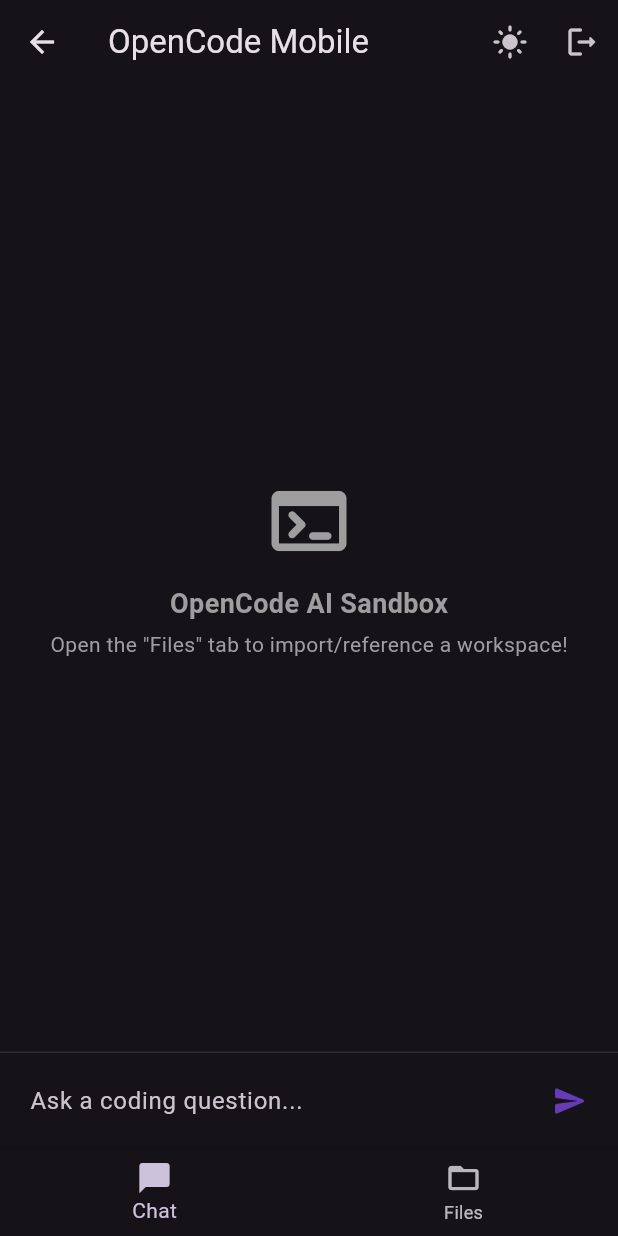
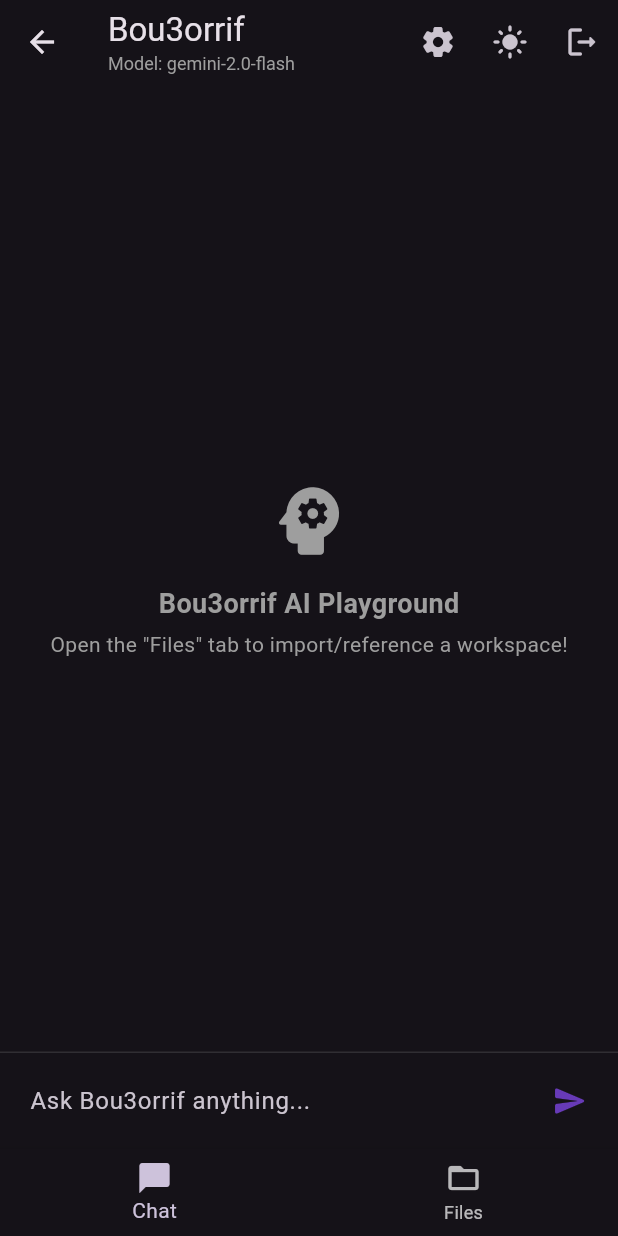
Before and after one commit to AnasGara/opencode-localMob, a Flutter app: the HomeScreen screen opened by its route, on a phone screen of 412 x 824 dp. Run offline on Flutter 3.47's test engine with Material 3 defaults, Android fonts, the phone set to English and light mode, and no system bars; our stand-ins replace file_picker, flutter_markdown, google_generative_ai, shared_preferences; accounts and stored records are empty.

Commit message:
feat: rename app to Bou3orrif and support dynamic model selection
- Rename application and AI assistant to Bou3orrif.
- Update system instructions to make the assistant polyvalent (general-purpose) rather than coding-only.
- Add model selection dialog and persist chosen models in SettingsProvider.
- Display currently active model as a subtitle in the home screen's AppBar.
- Support streaming from OpenCode Zen's API for selected free models (like big-pickle, minimax-m2.5-free, etc.).
- Update unit and widget tests to align with renamed titles and cover model selection.

Co-authored-by: AnasGara <65946300+AnasGara@users.noreply.github.com>

````diff
--- a/lib/app.dart
+++ b/lib/app.dart
@@ -12,7 +12,7 @@ class OpenCodeApp extends StatelessWidget {
     return Consumer<SettingsProvider>(
       builder: (context, settings, _) {
         return MaterialApp(
-          title: 'OpenCode Mobile',
+          title: 'Bou3orrif',
           debugShowCheckedModeBanner: false,
           theme: ThemeData(
             colorScheme: ColorScheme.fromSeed(
--- a/lib/providers/chat_provider.dart
+++ b/lib/providers/chat_provider.dart
@@ -13,8 +13,8 @@ class ChatProvider with ChangeNotifier {
   bool get isLoading => _isLoading;
   String get streamingText => _streamingText;
 
-  void initialize(String apiKey) {
-    _geminiService.initialize(apiKey);
+  void initialize(String apiKey, {String? modelName}) {
+    _geminiService.initialize(apiKey, modelName: modelName);
   }
 
   Future<void> sendMessage({
--- a/lib/providers/settings_provider.dart
+++ b/lib/providers/settings_provider.dart
@@ -5,14 +5,21 @@ import '../services/gemini_service.dart';
 class SettingsProvider with ChangeNotifier {
   String? _apiKey;
   bool _isDarkMode = true;
+  String? _selectedModel;
 
   String? get apiKey => _apiKey;
   bool get isDarkMode => _isDarkMode;
+
+  String get selectedModel {
+    if (_selectedModel != null) return _selectedModel!;
+    return apiKey == 'free' ? 'big-pickle' : 'gemini-2.0-flash';
+  }
 
   Future<void> loadSettings() async {
     final prefs = await SharedPreferences.getInstance();
     _apiKey = prefs.getString('gemini_api_key');
     _isDarkMode = prefs.getBool('is_dark_mode') ?? true;
+    _selectedModel = prefs.getString('selected_model');
     notifyListeners();
   }
 
@@ -20,8 +27,10 @@ class SettingsProvider with ChangeNotifier {
     final isValid = await GeminiService.validateKey(key);
     if (isValid) {
       _apiKey = key;
+      _selectedModel = 'gemini-2.0-flash';
       final prefs = await SharedPreferences.getInstance();
       await prefs.setString('gemini_api_key', key);
+      await prefs.setString('selected_model', 'gemini-2.0-flash');
       notifyListeners();
       return true;
     }
@@ -30,15 +39,26 @@ class SettingsProvider with ChangeNotifier {
 
   Future<void> setFreeMode() async {
     _apiKey = 'free';
+    _selectedModel = 'big-pickle';
     final prefs = await SharedPreferences.getInstance();
     await prefs.setString('gemini_api_key', 'free');
+    await prefs.setString('selected_model', 'big-pickle');
+    notifyListeners();
+  }
+
+  Future<void> setSelectedModel(String model) async {
+    _selectedModel = model;
+    final prefs = await SharedPreferences.getInstance();
+    await prefs.setString('selected_model', model);
     notifyListeners();
   }
 
   Future<void> clearApiKey() async {
     _apiKey = null;
+    _selectedModel = null;
     final prefs = await SharedPreferences.getInstance();
     await prefs.remove('gemini_api_key');
+    await prefs.remove('selected_model');
     notifyListeners();
   }
 
--- a/lib/screens/chat_screen.dart
+++ b/lib/screens/chat_screen.dart
@@ -56,10 +56,10 @@ class _ChatScreenState extends State<ChatScreen> {
                   child: Column(
                     mainAxisAlignment: MainAxisAlignment.center,
                     children: [
-                      Icon(Icons.terminal_rounded, size: 60, color: Colors.grey),
+                      Icon(Icons.psychology_rounded, size: 60, color: Colors.grey),
                       SizedBox(height: 12),
                       Text(
-                        'OpenCode AI Sandbox',
+                        'Bou3orrif AI Playground',
                         style: TextStyle(fontSize: 18, fontWeight: FontWeight.bold, color: Colors.grey),
                       ),
                       SizedBox(height: 4),
@@ -140,7 +140,7 @@ class _ChatScreenState extends State<ChatScreen> {
             children: [
               Icon(isUser ? Icons.person_rounded : Icons.android_rounded, size: 14, color: Colors.grey),
               const SizedBox(width: 4),
-              Text(isUser ? 'You' : 'OpenCode', style: const TextStyle(fontSize: 11, color: Colors.grey)),
+              Text(isUser ? 'You' : 'Bou3orrif', style: const TextStyle(fontSize: 11, color: Colors.grey)),
             ],
           ),
           const SizedBox(height: 4),
@@ -188,7 +188,7 @@ class _ChatScreenState extends State<ChatScreen> {
             child: TextField(
               controller: _inputController,
               decoration: const InputDecoration(
-                hintText: 'Ask a coding question...',
+                hintText: 'Ask Bou3orrif anything...',
                 border: InputBorder.none,
                 contentPadding: EdgeInsets.symmetric(horizontal: 12),
               ),
--- a/lib/screens/home_screen.dart
+++ b/lib/screens/home_screen.dart
@@ -25,8 +25,83 @@ class _HomeScreenState extends State<HomeScreen> {
     super.initState();
     final settings = Provider.of<SettingsProvider>(context, listen: false);
     if (settings.apiKey != null) {
-      Provider.of<ChatProvider>(context, listen: false).initialize(settings.apiKey!);
+      Provider.of<ChatProvider>(context, listen: false).initialize(
+        settings.apiKey!,
+        modelName: settings.selectedModel,
+      );
     }
+  }
+
+  void _showSettingsDialog(BuildContext context, SettingsProvider settings) {
+    showDialog(
+      context: context,
+      builder: (ctx) {
+        final isFree = settings.apiKey == 'free';
+        final currentModel = settings.selectedModel;
+
+        final List<String> availableModels = isFree
+            ? ['big-pickle', 'minimax-m2.5-free', 'mimo-v2-pro-free', 'nemotron-3-super-free']
+            : ['gemini-2.0-flash', 'gemini-1.5-flash', 'gemini-1.5-pro'];
+
+        return AlertDialog(
+          title: const Row(
+            children: [
+              Icon(Icons.settings_rounded, color: Colors.deepPurple),
+              SizedBox(width: 8),
+              Text('Settings'),
+            ],
+          ),
+          content: Column(
+            mainAxisSize: MainAxisSize.min,
+            crossAxisAlignment: CrossAxisAlignment.start,
+            children: [
+              const Text(
+                'Select Active Model',
+                style: TextStyle(fontWeight: FontWeight.bold),
+              ),
+              const SizedBox(height: 8),
+              DropdownButtonFormField<String>(
+                value: availableModels.contains(currentModel) ? currentModel : availableModels.first,
+                items: availableModels.map((model) {
+                  return DropdownMenuItem<String>(
+                    value: model,
+                    child: Text(model),
+                  );
+                }).toList(),
+                onChanged: (newModel) async {
+                  if (newModel != null) {
+                    await settings.setSelectedModel(newModel);
+                    if (context.mounted) {
+                      Provider.of<ChatProvider>(context, listen: false).initialize(
+                        settings.apiKey!,
+                        modelName: newModel,
+                      );
+                    }
+                  }
+                },
+                decoration: const InputDecoration(
+                  border: OutlineInputBorder(),
+                  contentPadding: EdgeInsets.symmetric(horizontal: 12, vertical: 8),
+                ),
+              ),
+              const SizedBox(height: 16),
+              Text(
+                isFree
+                  ? 'Currently relying on Free Zen Models.'
+                  : 'Currently relying on standard Google AI Key.',
+                style: const TextStyle(fontSize: 12, color: Colors.grey),
+              ),
+            ],
+          ),
+          actions: [
+            TextButton(
+              onPressed: () => Navigator.pop(ctx),
+              child: const Text('Close'),
+            ),
+          ],
+        );
+      },
+    );
   }
 
   @override
@@ -35,8 +110,22 @@ class _HomeScreenState extends State<HomeScreen> {
 
     return Scaffold(
       appBar: AppBar(
-        title: const Text('OpenCode Mobile'),
+        title: Column(
+          crossAxisAlignment: CrossAxisAlignment.start,
+          children: [
+            const Text('Bou3orrif'),
+            Text(
+              'Model: ${settings.selectedModel}',
+              style: const TextStyle(fontSize: 12, fontWeight: FontWeight.normal, color: Colors.grey),
+            ),
+          ],
+        ),
         actions: [
+          IconButton(
+            icon: const Icon(Icons.settings_rounded),
+            tooltip: 'Settings & Model Selection',
+            onPressed: () => _showSettingsDialog(context, settings),
+          ),
           IconButton(
             icon: Icon(settings.isDarkMode ? Icons.light_mode : Icons.dark_mode),
             onPressed: settings.toggleTheme,
--- a/lib/screens/setup_screen.dart
+++ b/lib/screens/setup_screen.dart
@@ -75,7 +75,7 @@ class _SetupScreenState extends State<SetupScreen> {
               const Icon(Icons.code_rounded, size: 80, color: Colors.deepPurple),
               const SizedBox(height: 16),
               const Text(
-                'OpenCode Mobile',
+                'Bou3orrif',
                 style: TextStyle(fontSize: 28, fontWeight: FontWeight.bold),
               ),
               const SizedBox(height: 8),
--- a/lib/services/gemini_service.dart
+++ b/lib/services/gemini_service.dart
@@ -5,10 +5,12 @@ import 'package:google_generative_ai/google_generative_ai.dart';
 class GeminiService {
   GenerativeModel? _model;
   bool _isFreeMode = false;
+  String _modelName = 'gemini-2.0-flash';
 
   bool get isInitialized => _model != null || _isFreeMode;
 
-  void initialize(String apiKey) {
+  void initialize(String apiKey, {String? modelName}) {
+    _modelName = modelName ?? (apiKey == 'free' ? 'big-pickle' : 'gemini-2.0-flash');
     if (apiKey == 'free') {
       _isFreeMode = true;
       _model = null;
@@ -16,17 +18,17 @@ class GeminiService {
     }
     _isFreeMode = false;
     _model = GenerativeModel(
-      model: 'gemini-2.0-flash',
+      model: _modelName,
       apiKey: apiKey,
       generationConfig: GenerationConfig(
         responseMimeType: 'text/plain',
       ),
       systemInstruction: Content.system(
-        "You are OpenCode, an expert AI programming assistant running inside a Flutter mobile app. "
-        "Your task is to help the user write, debug, explain, and optimize code. "
+        "You are Bou3orrif, a polyvalent and intelligent AI assistant running inside a Flutter mobile app. "
+        "Your task is to help the user with any tasks they have, including general knowledge questions, writing, debugging, explaining, and optimizing code. "
         "The user can browse their local files and attach them to the chat context. "
-        "Keep explanations clear and focused on working code. "
-        "Always use proper Markdown formatting, and wrap code blocks in appropriate language tags (e.g. ```dart, ```yaml, etc.)."
+        "Keep explanations clear, engaging, and precise. "
+        "Always use proper Markdown formatting, and wrap code blocks in appropriate language tags if outputting code."
       ),
     );
   }
@@ -78,7 +80,7 @@ class GeminiService {
       }
 
       final body = {
-        'model': 'big-pickle',
+        'model': _modelName,
         'messages': messages,
         'stream': true,
       };
@@ -155,8 +157,8 @@ class GeminiService {
     final promptLower = userPrompt.toLowerCase();
 
     if (promptLower.contains('hello') || promptLower.contains('hi')) {
-      return "Hello! I am OpenCode, your AI programming assistant running on a free, lightweight local offline model. "
-             "How can I help you with your coding, debugging, or project architecture tasks today?";
+      return "Hello! I am Bou3orrif, your polyvalent AI assistant running on a free, lightweight local offline model ($_modelName). "
+             "How can I help you today? I can help you with general knowledge questions, writing, brainstorming, or coding!";
     }
 
     if (promptLower.contains('bug') || promptLower.contains('error') || promptLower.contains('debug') || promptLower.contains('fail')) {
@@ -170,11 +172,11 @@ class GeminiService {
 
     if (promptLower.contains('explain') || promptLower.contains('how') || promptLower.contains('what')) {
       return "### Explanation and Best Practices\n\n"
-             "When designing clean, maintainable code, consider the following principles:\n"
-             "- **Single Responsibility**: Every class and function should do exactly one thing well.\n"
-             "- **Declarative UI**: In Flutter, state determines your UI (`UI = f(state)`). Avoid direct state mutations.\n"
-             "- **Composition over Inheritance**: Build complex widgets and classes using smaller, reusable blocks.\n\n"
-             "If you have a specific file or snippet you would like me to explain, select it from your file browser and let me know!";
+             "When designing clean, maintainable systems, consider the following principles:\n"
+             "- **Clarity**: Keep your logic clear, structured, and easy to understand.\n"
+             "- **Separation of Concerns**: Separate your logic layers so that changes in one place do not break others.\n"
+             "- **Iterative Design**: Build complex systems using smaller, thoroughly tested parts.\n\n"
+             "Let me know if you have a specific topic or file you would like me to explain!";
     }
 
     if (promptLower.contains('code') || promptLower.contains('write') || promptLower.contains('implement') || promptLower.contains('create') || promptLower.contains('make')) {
@@ -195,7 +197,7 @@ class GeminiService {
              "    // Simulate network delay\n"
              "    await Future.delayed(const Duration(seconds: 2));\n"
              "    setState(() {\n"
-             "      _data = \"Hello from the Free Offline Model!\";\n"
+             "      _data = \"Hello from the Free Offline Model ($_modelName)!\";\n"
              "      _isLoading = false;\n"
              "    });\n"
              "  }\n\n"
@@ -223,9 +225,9 @@ class GeminiService {
     }
 
     // Default general response
-    return "Thank you for reaching out! I am OpenCode, running in **Free Offline Mode** (no Gemini API key required).\n\n"
-           "I can help you build, explain, and debug applications right from your mobile device. "
+    return "Thank you for reaching out! I am Bou3orrif, running in **Free Offline Mode** with model `$_modelName` (no Gemini API key required).\n\n"
+           "I am a polyvalent assistant here to help with all of your general tasks, writing, research, and analysis. "
            "You can also attach any local files from your workspace using the folder/browser tab.\n\n"
-           "Feel free to ask specific coding questions or paste your scripts here!";
+           "Feel free to ask me anything!";
   }
 }
````
Also changed, not shown: 2 other files.
